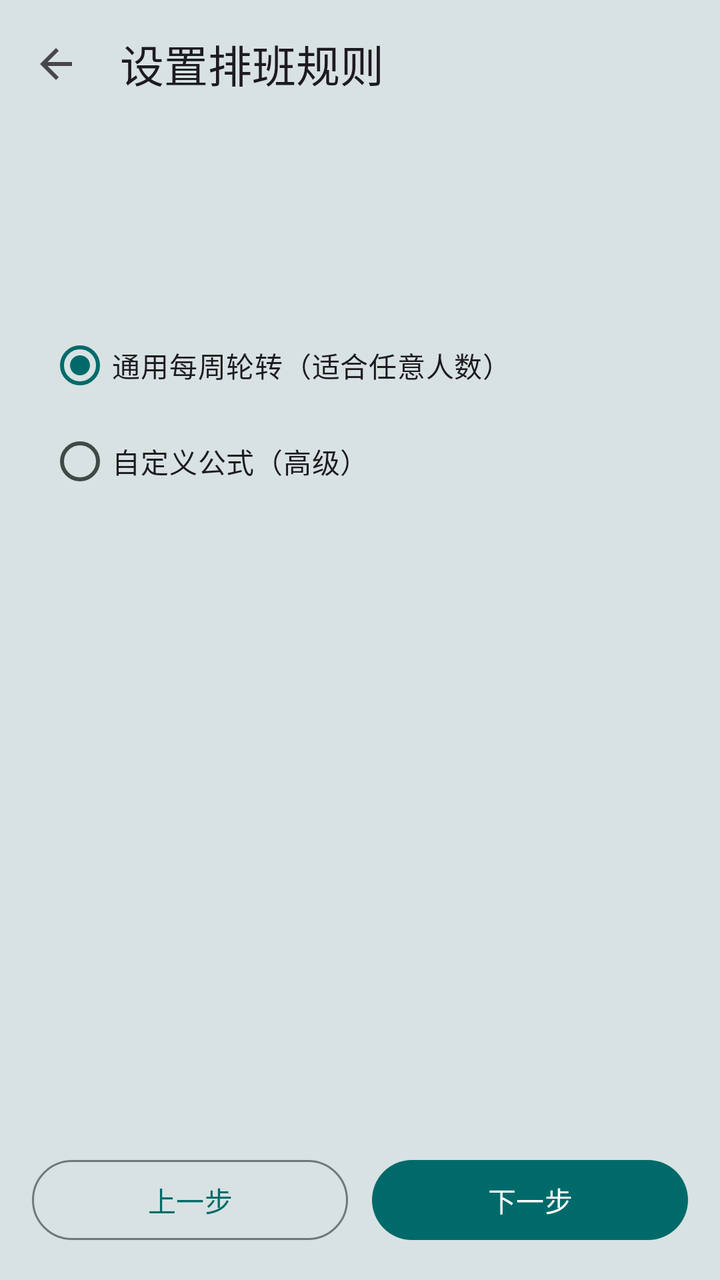
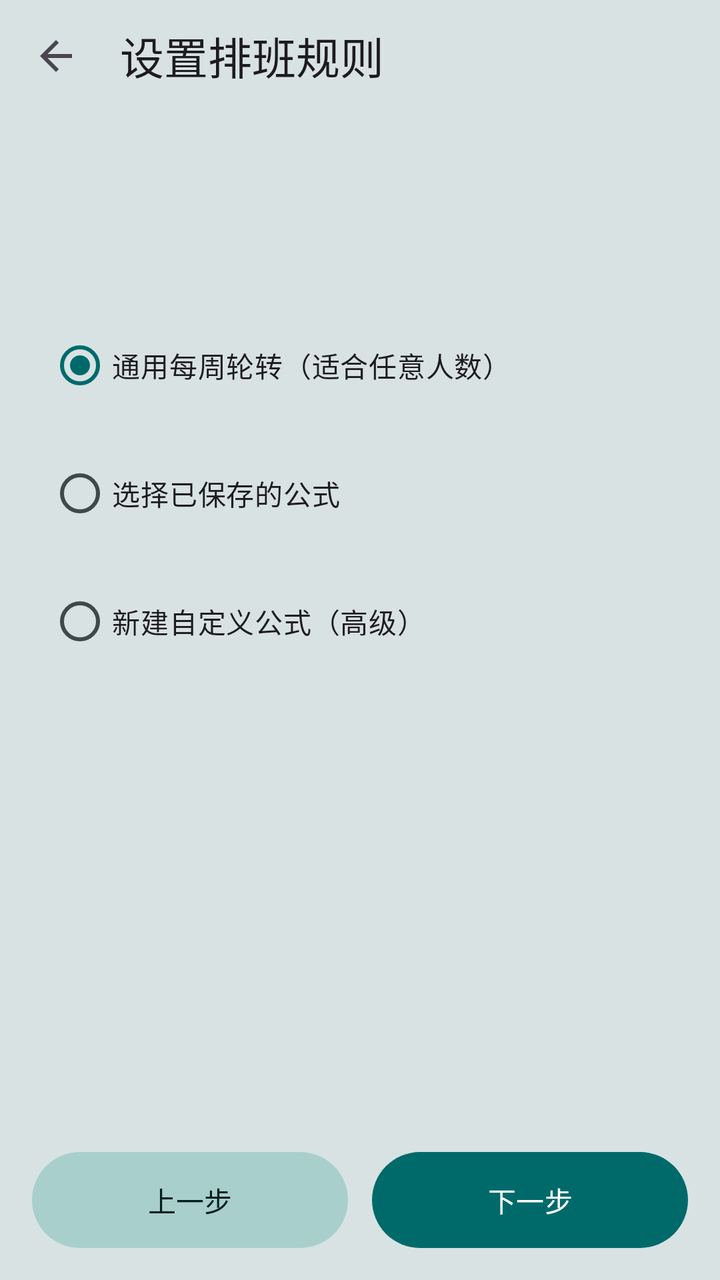

Two renders of the same Android screen: before a commit and after it. Below are the layout's source before the change and the commit's diff.
<!-- AndroidManifest.xml: application theme Theme.DutyCall -->
<!-- res/layout/activity_rule_wizard.xml -->
<?xml version="1.0" encoding="utf-8"?>
<LinearLayout xmlns:android="http://schemas.android.com/apk/res/android"
    xmlns:app="http://schemas.android.com/apk/res-auto"
    android:layout_width="match_parent"
    android:layout_height="match_parent"
    android:orientation="vertical"
    android:fitsSystemWindows="true">

    <com.google.android.material.appbar.MaterialToolbar
        android:id="@+id/toolbar"
        android:layout_width="match_parent"
        android:layout_height="?attr/actionBarSize"
        app:navigationIcon="?attr/homeAsUpIndicator"
        app:title="设置排班规则" />

    <ScrollView
        android:layout_width="match_parent"
        android:layout_height="0dp"
        android:layout_weight="1">

        <LinearLayout
            android:layout_width="match_parent"
            android:layout_height="wrap_content"
            android:orientation="vertical"
            android:padding="24dp">

            <TextView
                android:id="@+id/tv_step_title"
                android:layout_width="match_parent"
                android:layout_height="wrap_content"
                android:textSize="20sp"
                android:textStyle="bold" />

            <TextView
                android:id="@+id/tv_step_hint"
                android:layout_width="match_parent"
                android:layout_height="wrap_content"
                android:layout_marginTop="6dp"
                android:textSize="13sp"
                android:textColor="?android:attr/textColorSecondary" />

            
            <LinearLayout
                android:id="@+id/step_mode"
                android:layout_width="match_parent"
                android:layout_height="wrap_content"
                android:orientation="vertical"
                android:layout_marginTop="20dp">

                <RadioGroup
                    android:id="@+id/rg_mode"
                    android:layout_width="match_parent"
                    android:layout_height="wrap_content">

                    <RadioButton
                        android:id="@+id/rb_weekly"
                        android:layout_width="match_parent"
                        android:layout_height="wrap_content"
                        android:checked="true"
                        android:text="通用每周轮转（适合任意人数）" />

                    <RadioButton
                        android:id="@+id/rb_custom"
                        android:layout_width="match_parent"
                        android:layout_height="wrap_content"
                        android:text="自定义公式（高级）" />
                </RadioGroup>

                <LinearLayout
                    android:id="@+id/layout_custom_params"
                    android:layout_width="match_parent"
                    android:layout_height="wrap_content"
                    android:orientation="vertical"
                    android:layout_marginTop="12dp"
                    android:visibility="gone">

                    <com.google.android.material.textfield.TextInputLayout
                        android:layout_width="match_parent"
                        android:layout_height="wrap_content"
                        android:hint="输入自定义公式">

                        <com.google.android.material.textfield.TextInputEditText
                            android:id="@+id/et_formula"
                            android:layout_width="match_parent"
                            android:layout_height="wrap_content"
                            android:inputType="text"
                            android:fontFamily="monospace"
                            android:textSize="14sp" />
                    </com.google.android.material.textfield.TextInputLayout>

                    
                    <TextView
                        android:id="@+id/tv_formula_help"
                        android:layout_width="match_parent"
                        android:layout_height="wrap_content"
                        android:layout_marginTop="8dp"
                        android:padding="8dp"
                        android:background="?attr/selectableItemBackground"
                        android:textSize="13sp"
                        android:textColor="?attr/colorPrimary"
                        android:text="💡 点击查看公式语法说明与可用变量" />

                </LinearLayout>

            </LinearLayout>

            
            <LinearLayout
                android:id="@+id/step_anchor"
                android:layout_width="match_parent"
                android:layout_height="wrap_content"
                android:orientation="vertical"
                android:layout_marginTop="20dp"
                android:visibility="gone">

                <TextView
                    android:id="@+id/tv_anchor_value"
                    android:layout_width="match_parent"
                    android:layout_height="wrap_content"
                    android:padding="16dp"
                    android:background="?attr/selectableItemBackground"
                    android:textSize="16sp"
                    android:text="点击选择" />

                <com.google.android.material.button.MaterialButton
                    android:id="@+id/btn_pick_anchor"
                    android:layout_width="match_parent"
                    android:layout_height="48dp"
                    android:layout_marginTop="8dp"
                    android:text="从人员列表选择"
                    android:textColor="@color/action_text"
                    app:backgroundTint="@color/action_bg" />
            </LinearLayout>

            
            <LinearLayout
                android:id="@+id/step_effective"
                android:layout_width="match_parent"
                android:layout_height="wrap_content"
                android:orientation="vertical"
                android:layout_marginTop="20dp"
                android:visibility="gone">

                <TextView
                    android:id="@+id/tv_effective_value"
                    android:layout_width="match_parent"
                    android:layout_height="wrap_content"
                    android:padding="16dp"
                    android:background="?attr/selectableItemBackground"
                    android:textSize="16sp" />

                <com.google.android.material.button.MaterialButton
                    android:id="@+id/btn_pick_effective"
                    android:layout_width="match_parent"
                    android:layout_height="48dp"
                    android:layout_marginTop="8dp"
                    android:text="选择生效日期"
                    android:textColor="@color/action_text"
                    app:backgroundTint="@color/action_bg" />
            </LinearLayout>

            
            <LinearLayout
                android:id="@+id/step_preview"
                android:layout_width="match_parent"
                android:layout_height="wrap_content"
                android:orientation="vertical"
                android:layout_marginTop="20dp"
                android:visibility="gone">

                <androidx.recyclerview.widget.RecyclerView
                    android:id="@+id/recycler_preview"
                    android:layout_width="match_parent"
                    android:layout_height="wrap_content"
                    android:nestedScrollingEnabled="false" />

                <TextView
                    android:id="@+id/tv_fairness"
                    android:layout_width="match_parent"
                    android:layout_height="wrap_content"
                    android:layout_marginTop="16dp"
                    android:textSize="13sp"
                    android:textColor="?android:attr/textColorSecondary" />
            </LinearLayout>

        </LinearLayout>
    </ScrollView>

    <LinearLayout
        android:layout_width="match_parent"
        android:layout_height="wrap_content"
        android:orientation="horizontal"
        android:padding="16dp">

        <com.google.android.material.button.MaterialButton
            android:id="@+id/btn_prev"
            style="@style/Widget.Material3.Button.OutlinedButton"
            android:layout_width="0dp"
            android:layout_height="48dp"
            android:layout_weight="1"
            android:text="上一步"
            android:textColor="?attr/colorPrimary"
            app:strokeColor="?attr/colorOutline" />

        <com.google.android.material.button.MaterialButton
            android:id="@+id/btn_next"
            android:layout_width="0dp"
            android:layout_height="48dp"
            android:layout_weight="1"
            android:layout_marginStart="12dp"
            android:text="下一步"
            android:textColor="@color/action_text"
            app:backgroundTint="@color/action_bg" />
    </LinearLayout>

</LinearLayout>
<!-- resources referenced by this layout -->
<resources>
  <color name="action_bg">#006A6A</color>
  <color name="action_text">#FFFFFF</color>
  <style name="Theme.DutyCall" parent="Theme.Material3.DayNight.NoActionBar">
          <item name="android:windowBackground">@color/app_bg</item>
          <item name="colorPrimary">@color/md_primary</item>
          <item name="colorOnPrimary">@color/md_on_primary</item>
          <item name="colorPrimaryContainer">@color/md_primary_container</item>
          <item name="colorOnPrimaryContainer">@color/md_on_primary_container</item>
          <item name="colorSecondary">@color/md_secondary</item>
          <item name="colorOnSecondary">@color/md_on_secondary</item>
          <item name="colorSecondaryContainer">@color/md_secondary_container</item>
          <item name="colorOnSecondaryContainer">@color/md_on_secondary_container</item>
          <item name="colorSurface">@color/md_surface</item>
          <item name="colorOnSurface">@color/md_on_surface</item>
          <item name="colorSurfaceVariant">@color/md_surface_variant</item>
          <item name="colorOnSurfaceVariant">@color/md_on_surface_variant</item>
          <item name="colorOutline">@color/md_outline</item>
          <item name="colorError">@color/md_error</item>
          <item name="colorOnError">@color/md_on_error</item>
          <item name="colorErrorContainer">@color/md_error_container</item>
          <item name="colorOnErrorContainer">@color/md_on_error_container</item>
      </style>
  <color name="app_bg">#D8E2E2</color>
  <color name="md_primary">#006A6A</color>
  <color name="md_on_primary">#FFFFFF</color>
  <color name="md_secondary">#4A6363</color>
  <color name="md_on_secondary">#FFFFFF</color>
  <color name="md_surface">#FAFDFC</color>
  <color name="md_on_surface">#191C1C</color>
  <color name="md_surface_variant">#DAE5E4</color>
  <color name="md_outline">#6F7979</color>
  <color name="md_error">#BA1A1A</color>
  <color name="md_on_error">#FFFFFF</color>
  <color name="md_error_container">#FFDAD6</color>
  <!-- unchanged entries left out for length: 6 -->
</resources>

<!-- the commit's change to res/layout/activity_rule_wizard.xml (unified diff, before → after) -->
@@ -39,7 +39,6 @@
                 android:textSize="13sp"
                 android:textColor="?android:attr/textColorSecondary" />
 
-            
             <LinearLayout
                 android:id="@+id/step_mode"
                 android:layout_width="match_parent"
@@ -56,27 +55,112 @@
                         android:id="@+id/rb_weekly"
                         android:layout_width="match_parent"
                         android:layout_height="wrap_content"
+                        android:minHeight="64dp"
+                        android:gravity="center_vertical"
                         android:checked="true"
                         android:text="通用每周轮转（适合任意人数）" />
 
                     <RadioButton
-                        android:id="@+id/rb_custom"
-                        android:layout_width="match_parent"
-                        android:layout_height="wrap_content"
-                        android:text="自定义公式（高级）" />
+                        android:id="@+id/rb_formula_pick"
+                        android:layout_width="match_parent"
+                        android:layout_height="wrap_content"
+                        android:minHeight="64dp"
+                        android:gravity="center_vertical"
+                        android:text="选择已保存的公式" />
+
+                    <RadioButton
+                        android:id="@+id/rb_formula_new"
+                        android:layout_width="match_parent"
+                        android:layout_height="wrap_content"
+                        android:minHeight="64dp"
+                        android:gravity="center_vertical"
+                        android:text="新建自定义公式（高级）" />
                 </RadioGroup>
 
+                
+                <LinearLayout
+                    android:id="@+id/layout_pick_formula"
+                    android:layout_width="match_parent"
+                    android:layout_height="wrap_content"
+                    android:layout_marginTop="8dp"
+                    android:orientation="vertical"
+                    android:visibility="gone">
+
+                    <LinearLayout
+                        android:id="@+id/row_pick_formula"
+                        android:layout_width="match_parent"
+                        android:layout_height="wrap_content"
+                        android:background="?attr/selectableItemBackground"
+                        android:gravity="center_vertical"
+                        android:minHeight="56dp"
+                        android:orientation="horizontal"
+                        android:paddingHorizontal="4dp">
+
+                        <LinearLayout
+                            android:layout_width="0dp"
+                            android:layout_height="wrap_content"
+                            android:layout_weight="1"
+                            android:orientation="vertical">
+
+                            <TextView
+                                android:id="@+id/tv_selected_formula_name"
+                                android:layout_width="match_parent"
+                                android:layout_height="wrap_content"
+                                android:ellipsize="end"
+                                android:maxLines="1"
+                                android:text="未选择公式"
+                                android:textColor="?android:attr/textColorPrimary"
+                                android:textSize="15sp" />
+
+                            <TextView
+                                android:id="@+id/tv_selected_formula_expr"
+                                android:layout_width="match_parent"
+                                android:layout_height="wrap_content"
+                                android:layout_marginTop="2dp"
+                                android:ellipsize="end"
+                                android:fontFamily="monospace"
+                                android:maxLines="1"
+                                android:textColor="?android:attr/textColorSecondary"
+                                android:textSize="12sp" />
+                        </LinearLayout>
+
+                        <TextView
+                            android:layout_width="wrap_content"
+                            android:layout_height="wrap_content"
+                            android:text="选择"
+                            android:textColor="@color/md_primary"
+                            android:textSize="15sp"
+                            android:textStyle="bold" />
+                    </LinearLayout>
+                </LinearLayout>
+
+                
                 <LinearLayout
                     android:id="@+id/layout_custom_params"
                     android:layout_width="match_parent"
                     android:layout_height="wrap_content"
                     android:orientation="vertical"
-                    android:layout_marginTop="12dp"
+                    android:layout_marginTop="8dp"
                     android:visibility="gone">
 
                     <com.google.android.material.textfield.TextInputLayout
-                        android:layout_width="match_parent"
-                        android:layout_height="wrap_content"
+                        android:id="@+id/til_formula_name"
+                        android:layout_width="match_parent"
+                        android:layout_height="wrap_content"
+                        android:hint="备注（方便以后认出这条公式）">
+
+                        <com.google.android.material.textfield.TextInputEditText
+                            android:id="@+id/et_formula_name"
+                            android:layout_width="match_parent"
+                            android:layout_height="wrap_content"
+                            android:inputType="text"
+                            android:maxLength="24" />
+                    </com.google.android.material.textfield.TextInputLayout>
+
+                    <com.google.android.material.textfield.TextInputLayout
+                        android:layout_width="match_parent"
+                        android:layout_height="wrap_content"
+                        android:layout_marginTop="12dp"
                         android:hint="输入自定义公式">
 
                         <com.google.android.material.textfield.TextInputEditText
@@ -88,7 +172,6 @@
                             android:textSize="14sp" />
                     </com.google.android.material.textfield.TextInputLayout>
 
-                    
                     <TextView
                         android:id="@+id/tv_formula_help"
                         android:layout_width="match_parent"
@@ -192,15 +275,17 @@
         android:orientation="horizontal"
         android:padding="16dp">
 
-        <com.google.android.material.button.MaterialButton
+        <androidx.appcompat.widget.AppCompatButton
             android:id="@+id/btn_prev"
-            style="@style/Widget.Material3.Button.OutlinedButton"
             android:layout_width="0dp"
             android:layout_height="48dp"
             android:layout_weight="1"
+            android:background="@drawable/btn_secondary_bg"
+            android:stateListAnimator="@null"
             android:text="上一步"
-            android:textColor="?attr/colorPrimary"
-            app:strokeColor="?attr/colorOutline" />
+            android:textAllCaps="false"
+            android:textColor="@color/btn_secondary_text_state"
+            android:textSize="14sp" />
 
         <com.google.android.material.button.MaterialButton
             android:id="@+id/btn_next"
@@ -208,9 +293,12 @@
             android:layout_height="48dp"
             android:layout_weight="1"
             android:layout_marginStart="12dp"
+            android:insetTop="0dp"
+            android:insetBottom="0dp"
             android:text="下一步"
             android:textColor="@color/action_text"
-            app:backgroundTint="@color/action_bg" />
+            app:backgroundTint="@color/action_bg"
+            app:cornerRadius="24dp" />
     </LinearLayout>
 
 </LinearLayout>
<!-- resource entries referenced after the edit -->
@@ -4,6 +4,9 @@
   <color name="action_text">#FFFFFF</color>
   <style name="Theme.DutyCall" parent="Theme.Material3.DayNight.NoActionBar">
           <item name="android:windowBackground">@color/app_bg</item>
+          <item name="actionBarSize">56dp</item>
+          <item name="android:windowLightStatusBar">true</item>
+          <item name="android:windowLightNavigationBar">true</item>
           <item name="colorPrimary">@color/md_primary</item>
           <item name="colorOnPrimary">@color/md_on_primary</item>
           <item name="colorPrimaryContainer">@color/md_primary_container</item>
@@ -14,7 +17,13 @@
           <item name="colorOnSecondaryContainer">@color/md_on_secondary_container</item>
           <item name="colorSurface">@color/md_surface</item>
           <item name="colorOnSurface">@color/md_on_surface</item>
-          <item name="colorSurfaceVariant">@color/md_surface_variant</item>
+          <item name="colorSurfaceContainerLowest">@color/md_surface_container_lowest</item>
+          <item name="colorSurfaceContainerLow">@color/md_surface_container_low</item>
+          <item name="colorSurfaceContainer">@color/md_surface_container</item>
+          <item name="colorSurfaceContainerHigh">@color/md_surface_container_high</item>
+          <item name="colorSurfaceContainerHighest">@color/md_surface_container_highest</item>
+          <item name="colorSurfaceBright">@color/md_surface_bright</item>
+          <item name="colorSurfaceDim">@color/md_surface_dim</item>        <item name="colorSurfaceVariant">@color/md_surface_variant</item>
           <item name="colorOnSurfaceVariant">@color/md_on_surface_variant</item>
           <item name="colorOutline">@color/md_outline</item>
           <item name="colorError">@color/md_error</item>
@@ -22,13 +31,43 @@
           <item name="colorErrorContainer">@color/md_error_container</item>
           <item name="colorOnErrorContainer">@color/md_on_error_container</item>
       </style>
+  <color name="btn_secondary_disabled">#FFC3D8D6</color>
+  <color name="btn_secondary">#A9CFCD</color>
   <color name="app_bg">#D8E2E2</color>
   <color name="md_primary">#006A6A</color>
+  <!-- drawable btn_secondary_bg (drawable) -->
+  <?xml version="1.0" encoding="utf-8"?>
+  <ripple xmlns:android="http://schemas.android.com/apk/res/android"
+      android:color="#33FFFFFF">
+      <item>
+          <selector>
+              <item android:state_enabled="false">
+                  <shape android:shape="rectangle">
+                      <corners android:radius="24dp" />
+                      <solid android:color="@color/btn_secondary_disabled" />
+                  </shape>
+              </item>
+              <item>
+                  <shape android:shape="rectangle">
+                      <corners android:radius="24dp" />
+                      <solid android:color="@color/btn_secondary" />
+                  </shape>
+              </item>
+          </selector>
+      </item>
+  </ripple>
   <color name="md_on_primary">#FFFFFF</color>
   <color name="md_secondary">#4A6363</color>
   <color name="md_on_secondary">#FFFFFF</color>
   <color name="md_surface">#FAFDFC</color>
   <color name="md_on_surface">#191C1C</color>
+  <color name="md_surface_container_lowest">#FFFFFF</color>
+  <color name="md_surface_container_low">#F4F8F7</color>
+  <color name="md_surface_container">#EEF4F3</color>
+  <color name="md_surface_container_high">#E7EFEE</color>
+  <color name="md_surface_container_highest">#DFE9E8</color>
+  <color name="md_surface_bright">#FAFDFC</color>
+  <color name="md_surface_dim">#D4DFDE</color>
   <color name="md_surface_variant">#DAE5E4</color>
   <color name="md_outline">#6F7979</color>
   <color name="md_error">#BA1A1A</color>
